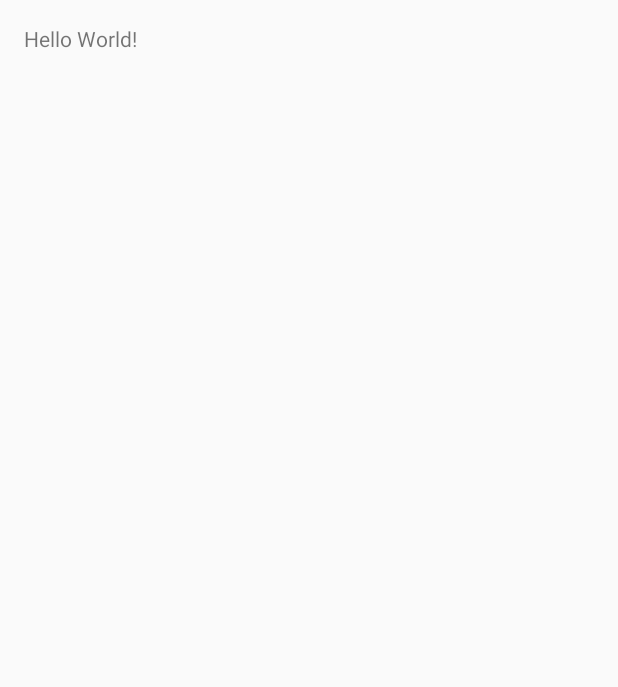
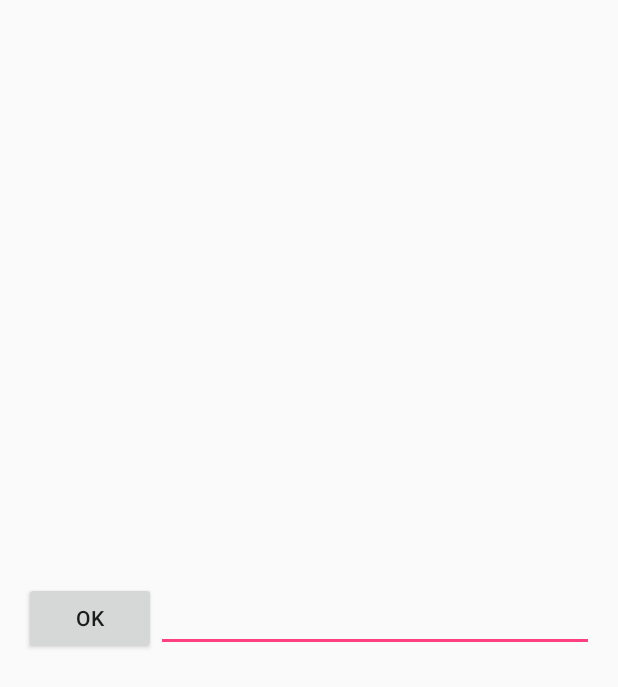
Before and after one commit to luzontuells/SegundoLaboratorio, an Android app: the screen it shows after launch (MainActivity before the commit, SecondActivity after it), on a phone screen of 412 x 824 dp. Before the commit the part shown is almost empty. Shown: the top 687 px of the screen. Run offline under Robolectric (Android 15) with nearby library versions, the phone set to English and light mode, and no system bars.

Commit message:
Antes del café, 22/11

```diff
--- a/app/src/main/java/com/example/a5alumno/segundolaboratorio/MainActivity.java
+++ b/app/src/main/java/com/example/a5alumno/segundolaboratorio/MainActivity.java
@@ -4,26 +4,50 @@ import android.app.Activity;
 import android.content.Intent;
 import android.os.Bundle;
 import android.util.Log;
+import android.view.View;
+import android.widget.Button;
+import android.widget.RelativeLayout;
+import android.widget.TextView;
 import android.widget.Toast;
 
-public class MainActivity extends Activity {
+public class MainActivity extends Activity implements View.OnClickListener {
 
     private static final String TAG = MainActivity.class.getSimpleName();
     private static final int REQUEST_CODE = 3;
+    private String retInfoString;
+    private TextView dispInfo_TextView;
 
     @Override
     protected void onCreate(Bundle savedInstanceState) {
         super.onCreate(savedInstanceState);
         setContentView(R.layout.activity_main);
 
-        Log.d(MainActivity.TAG, "onCreate()");
+        //Log.d(MainActivity.TAG, "onCreate()");
+
+        final RelativeLayout mainLayout = (RelativeLayout) this.findViewById(R.id.activity_main);
+        mainLayout.setOnClickListener(this);
+
+        this.dispInfo_TextView = (TextView) this.findViewById(R.id.textView);
+
+        final Button dispInfo = (Button) findViewById(R.id.button);
+        dispInfo.setOnClickListener(new View.OnClickListener() {
+            @Override
+            public void onClick(View v) {
+                long a = 0;
+                while (a < 10000000)
+                    a++;
+            }
+        });
+
+        final Button startActivity = (Button) findViewById(R.id.button2);
+        startActivity.setOnClickListener(this);
 
         this.startActivityForResult(new Intent(this, SecondActivity.class), REQUEST_CODE);
 
-        Log.e(MainActivity.TAG, savedInstanceState == null ? "Is null" : "Not null");    // Ejemplo bueno de IF-ELSE en una línea
-        Log.e(MainActivity.TAG, "onCreate()");
+        //Log.e(MainActivity.TAG, savedInstanceState == null ? "Is null" : "Not null");    // Ejemplo bueno de IF-ELSE en una línea
+        //Log.e(MainActivity.TAG, "onCreate()");
         //Toast mToast = new Toast(this);   //NO HAY QUE HACERLO, ES UNA CLASE STATIC!!!
-        Toast.makeText(this, "onCreate()", Toast.LENGTH_SHORT).show();
+        //Toast.makeText(this, "onCreate()", Toast.LENGTH_SHORT).show();
     }
 
     @Override
@@ -41,4 +65,14 @@ public class MainActivity extends Activity {
             }
         }
     }
+
+    @Override
+    public void onClick(View v) {
+
+    }
+
+    @Override
+    protected void onSaveInstanceState(Bundle outState){
+        super.onSaveInstanceState(outState);
+    }
 }
--- a/app/src/main/java/com/example/a5alumno/segundolaboratorio/SecondActivity.java
+++ b/app/src/main/java/com/example/a5alumno/segundolaboratorio/SecondActivity.java
@@ -4,10 +4,14 @@ import android.app.Activity;
 import android.content.Intent;
 import android.os.Bundle;
 import android.support.v7.app.AppCompatActivity;
+import android.view.View;
+import android.widget.Button;
+import android.widget.EditText;
 
-public class SecondActivity extends AppCompatActivity {
+public class SecondActivity extends Activity implements View.OnClickListener {
 
     private static final String TAG = MainActivity.class.getSimpleName();
+    private EditText infoReturn_Edt;
 
     @Override
     protected void onCreate(Bundle savedInstanceState) {
@@ -16,12 +20,25 @@ public class SecondActivity extends AppCompatActivity {
 
         //this.startActivity(new Intent(this,MainActivity.class));
 
-        Intent resultIntent = new Intent();
-        resultIntent.putExtra("returnValue", "string value");
+        final Button okButton = (Button) findViewById(R.id.button3);
+        okButton.setOnClickListener(this);
 
-        this.setResult(Activity.RESULT_OK, resultIntent);
-        this.finish();
+
+        this.infoReturn_Edt = (EditText) this.findViewById(R.id.editText);
     }
+
+    @Override
+    public void onClick(View v) {
+        if(v.getId() == R.id.button3) {
+            if(this.infoReturn_Edt != null) {
+                Intent retIntent = new Intent();
+                retIntent.putExtra("returnString", this.infoReturn_Edt.getText().toString());
+                setResult(Activity.RESULT_OK,retIntent);
+                finish();
+            }
+        }
+    }
+
 
 //    @Override
 //    protected void onStart() {
--- a/app/src/main/res/layout/activity_second.xml
+++ b/app/src/main/res/layout/activity_second.xml
@@ -10,10 +10,27 @@
     android:paddingTop="@dimen/activity_vertical_margin"
     tools:context="com.example.a5alumno.segundolaboratorio.SecondActivity">
 
-    <TextView
-        android:layout_width="wrap_content"
-        android:layout_height="wrap_content"
-        android:text="@string/second_activity" />
+    <LinearLayout
+            android:orientation="horizontal"
+            android:layout_width="match_parent"
+            android:layout_height="match_parent"
+            android:layout_centerVertical="true"
+            android:layout_centerHorizontal="true"
+            android:gravity="center_vertical">
 
+        <Button
+            android:text="@string/ok_button"
+            android:layout_width="wrap_content"
+            android:layout_height="wrap_content"
+            android:id="@+id/button3" />
+
+        <EditText
+            android:layout_width="0dp"
+            android:layout_height="wrap_content"
+            android:layout_weight="1"
+            android:inputType="textPersonName"
+            android:ems="10"
+            android:id="@+id/editText" />
+    </LinearLayout>
 
 </RelativeLayout>
--- a/app/src/main/res/values/strings.xml
+++ b/app/src/main/res/values/strings.xml
@@ -4,4 +4,5 @@
     <string name="second_activity">Second Activity</string>
     <string name="first_button">Display Info</string>
     <string name="second_button">Start a New Activity</string>
+    <string name="ok_button">OK</string>
 </resources>
```
Also changed, not shown: app/src/main/res/layout/activity_main.xml (+22 -1 lines).
